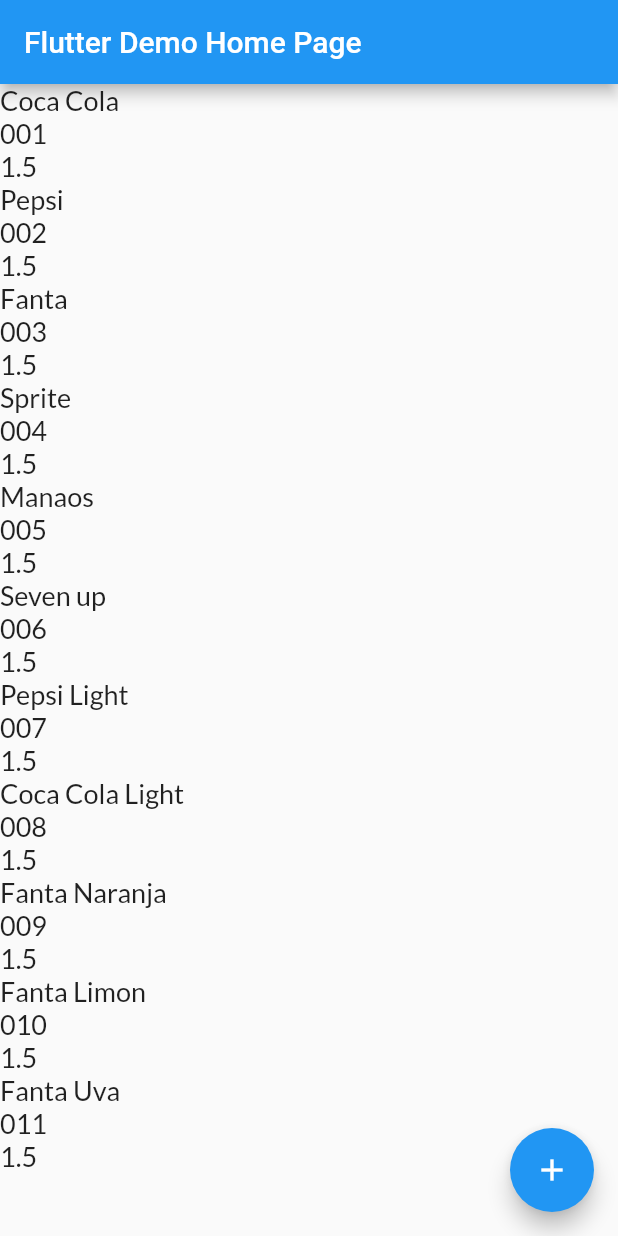
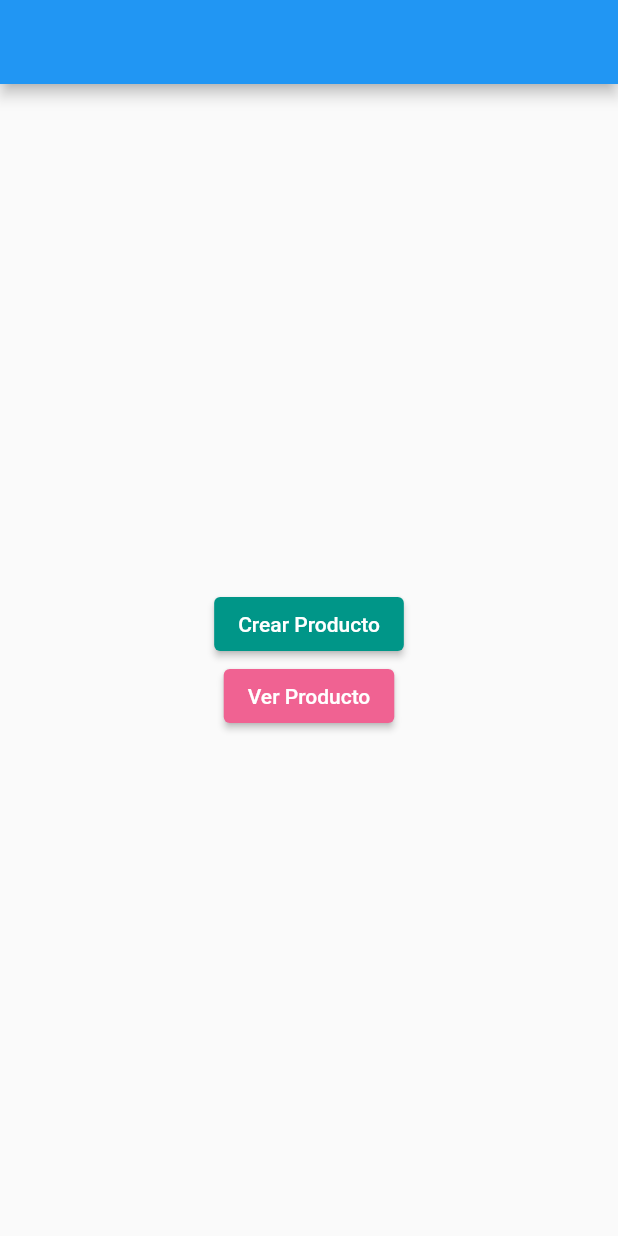
Before and after one commit to ederjgb94/topicostarde, a Flutter app: the screen it shows after launch, on a phone screen of 412 x 824 dp. Run offline on Flutter 3.47's test engine with Material 2 defaults, Android fonts, the phone set to English and light mode, and no system bars; our stand-ins replace google_fonts.

Commit message:
distribucion de vistas + seperacion de objetos

```diff
--- a/lib/main.dart
+++ b/lib/main.dart
@@ -1,6 +1,8 @@
 import 'package:flutter/material.dart';
 import 'package:google_fonts/google_fonts.dart';
 import 'package:topicostarde/producto.dart';
+import 'package:topicostarde/vistas/menu.dart';
+import 'package:topicostarde/vistas/ver_productos.dart';
 
 void main() {
   runApp(const MyApp());
@@ -16,82 +18,7 @@ class MyApp extends StatelessWidget {
       theme: ThemeData(
         primarySwatch: Colors.blue,
       ),
-      home: const MyHomePage(title: 'Flutter Demo Home Page'),
+      home: MenuPage(),
     );
   }
 }
-
-class MyHomePage extends StatefulWidget {
-  const MyHomePage({super.key, required this.title});
-
-  final String title;
-
-  @override
-  State<MyHomePage> createState() => _MyHomePageState();
-}
-
-class _MyHomePageState extends State<MyHomePage> {
-  int _counter = 0;
-
-  List<Producto> productos = [
-    Producto(codigo: "001", nombre: "Coca Cola", precio: 1.5),
-    Producto(codigo: "002", nombre: "Pepsi", precio: 1.5),
-    Producto(codigo: "003", nombre: "Fanta", precio: 1.5),
-    Producto(codigo: "004", nombre: "Sprite", precio: 1.5),
-    Producto(codigo: "005", nombre: "Manaos", precio: 1.5),
-    Producto(codigo: "006", nombre: "Seven up", precio: 1.5),
-    Producto(codigo: "007", nombre: "Pepsi Light", precio: 1.5),
-    Producto(codigo: "008", nombre: "Coca Cola Light", precio: 1.5),
-    Producto(codigo: "009", nombre: "Fanta Naranja", precio: 1.5),
-    Producto(codigo: "010", nombre: "Fanta Limon", precio: 1.5),
-    Producto(codigo: "011", nombre: "Fanta Uva", precio: 1.5),
-  ];
-
-  void _incrementCounter() {
-    setState(() {
-      _counter++;
-    });
-  }
-
-  Widget textoInicio(Producto producto) {
-    return Text(
-      producto.nombre +
-          '\n' +
-          producto.codigo +
-          '\n' +
-          producto.precio.toString(),
-      style: GoogleFonts.lato(
-        fontSize: 18,
-      ),
-    );
-  }
-
-  @override
-  Widget build(BuildContext context) {
-    var size = MediaQuery.of(context).size;
-    return Scaffold(
-      appBar: AppBar(
-        title: Text(widget.title),
-      ),
-      body: SingleChildScrollView(
-        child: Column(
-          crossAxisAlignment: CrossAxisAlignment.start,
-          children: productos
-              .map(
-                (producto) => textoInicio(producto),
-              )
-              .toList(),
-        ),
-      ),
-      floatingActionButton: FloatingActionButton(
-        onPressed: _incrementCounter,
-        tooltip: 'Increment',
-        child: const Icon(Icons.add),
-      ),
-    );
-  }
-}
-
-dynamic algo(e) {
-  return null;
-}
--- /dev/null
+++ b/lib/vistas/menu.dart
@@ -0,0 +1,64 @@
+import 'package:flutter/material.dart';
+import 'package:topicostarde/producto.dart';
+import 'package:topicostarde/vistas/ver_productos.dart';
+
+class MenuPage extends StatelessWidget {
+  MenuPage({super.key});
+
+  List<Producto> productos = [
+    Producto(codigo: "001", nombre: "Coca Cola", precio: 4.5),
+    Producto(codigo: "002", nombre: "Pepsi", precio: 10.5),
+    Producto(codigo: "003", nombre: "Fanta", precio: 102.5),
+    Producto(codigo: "004", nombre: "Sprite", precio: 144.5),
+    Producto(codigo: "005", nombre: "Manaos", precio: 211.5),
+    Producto(codigo: "006", nombre: "Seven up", precio: 231.5),
+    Producto(codigo: "007", nombre: "Pepsi Light", precio: 11.5),
+    Producto(codigo: "008", nombre: "Coca Cola Light", precio: 81.5),
+    Producto(codigo: "009", nombre: "Fanta Naranja", precio: 71.5),
+    Producto(codigo: "010", nombre: "Fanta Limon", precio: 61.5),
+    Producto(codigo: "011", nombre: "Fanta Uva", precio: 771.5),
+  ];
+
+  @override
+  Widget build(BuildContext context) {
+    return Scaffold(
+      appBar: AppBar(),
+      body: Center(
+        child: Column(
+          mainAxisAlignment: MainAxisAlignment.center,
+          children: [
+            ElevatedButton(
+              style: ElevatedButton.styleFrom(
+                backgroundColor: Colors.teal,
+              ),
+              onPressed: () {},
+              child: Text(
+                'Crear Producto',
+              ),
+            ),
+            ElevatedButton(
+              style: ElevatedButton.styleFrom(
+                backgroundColor: Colors.pink.shade300,
+              ),
+              onPressed: () {
+                Navigator.push(
+                  context,
+                  MaterialPageRoute(
+                    builder: (c) {
+                      return VerProductosPage(
+                        productos: productos,
+                      );
+                    },
+                  ),
+                );
+              },
+              child: Text(
+                'Ver Producto',
+              ),
+            ),
+          ],
+        ),
+      ),
+    );
+  }
+}
```
Also changed, not shown: lib/vistas/ver_productos.dart (added, +63 -0 lines), lib/widgets/producto_widget.dart (added, +34 -0 lines).
